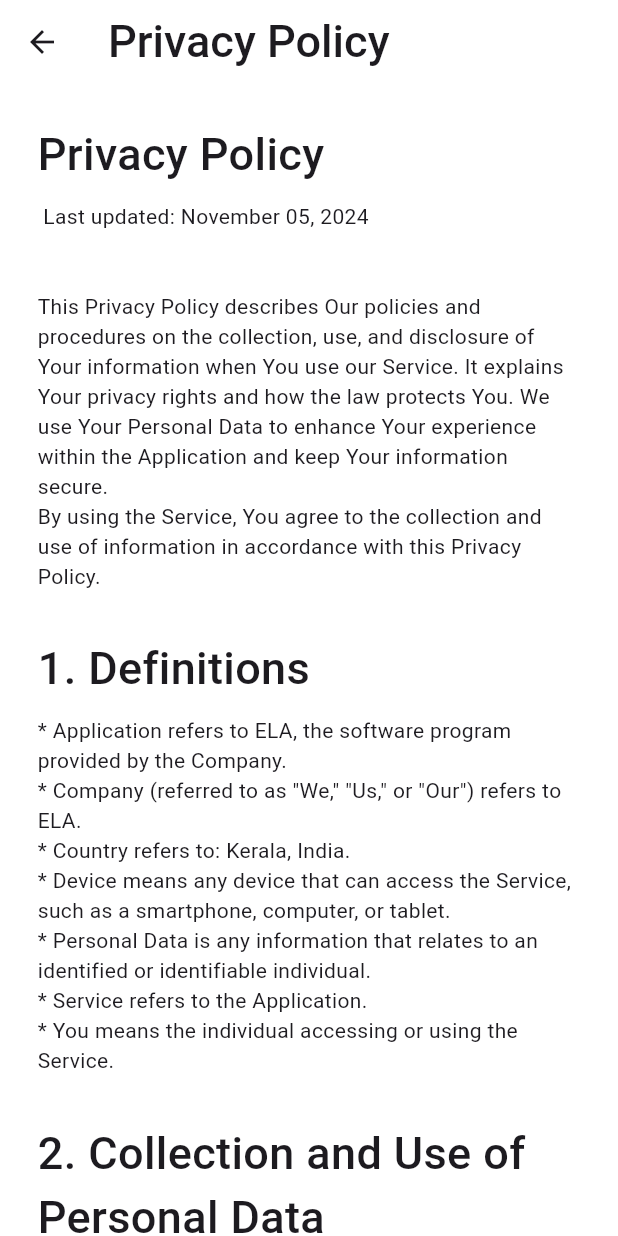
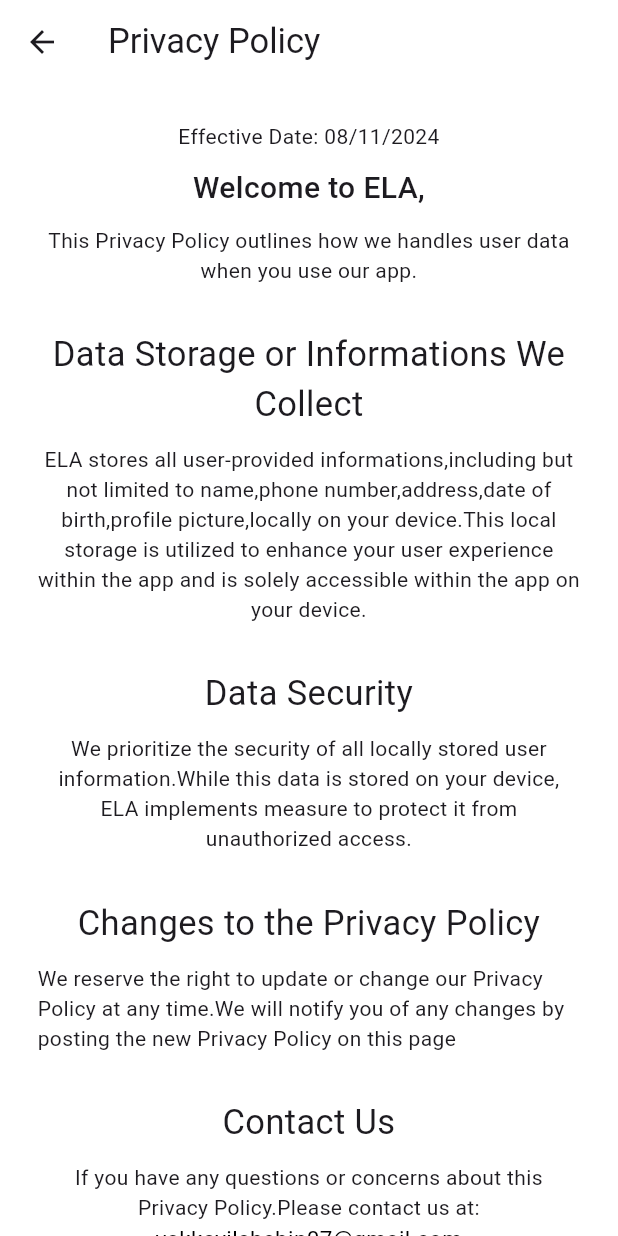
Before and after one commit to Muhammed-shebin-v/ELA--journal, a Flutter app: the PrivacyPolicy screen opened directly, on a phone screen of 412 x 824 dp. Run offline on Flutter 3.47's test engine with Material 3 defaults, Android fonts, the phone set to English and light mode, and no system bars; our stand-ins replace animated_notch_bottom_bar, carousel_slider, file_picker, gap, google_fonts, hive and 5 more; missing offline and left inert: bottom_picker; accounts and stored records are empty.

Commit message:
saturday morning

```diff
--- a/lib/view/home.dart
+++ b/lib/view/home.dart
@@ -1,5 +1,5 @@
 import 'dart:async';
-import 'package:new_ela/view/widget/quote.dart';
+import 'package:new_ela/controllers/quote.dart';
 import 'package:new_ela/controllers/read_goal.dart';
 import 'package:new_ela/controllers/sleep_goal.dart';
 import 'package:new_ela/controllers/todo_function.dart';
--- a/lib/view/splash.dart
+++ b/lib/view/splash.dart
@@ -51,7 +51,7 @@ class _SplashScreenState extends State<SplashScreen> {
               children: [
                 SizedBox(
                   child: Image.asset(
-                      'assets/images/9f93ae8f39417cd575e735bf5f1b1505.jpg',width: 200,height: 200,),
+                      'assets/images/ela_icon.JPG',width: 200,height: 200,),
                 ),
                Text(
                   'ELA', style: GoogleFonts.kalnia(fontSize: 40),
--- a/lib/view/widget/about.dart
+++ b/lib/view/widget/about.dart
@@ -1,3 +1,4 @@
+import 'package:new_ela/view/theme/app_color.dart';
 import 'package:new_ela/view/theme/app_textstyle.dart';
 import 'package:flutter/material.dart';
 void elaaboutDialog(context) {
@@ -5,18 +6,21 @@ void elaaboutDialog(context) {
         context: context,
         builder: (BuildContext context) => AlertDialog(
               title: const Text('About ELA'),
+
               content: const Text(
                 '''
 Welcome to ELA, your personal diary typing app designed to help you organize your thoughts and track your daily activities effortlessly. ELA provides a minimalistic and user-friendly interface, making it easy for you to focus on what truly matters.
 
 Key Features:
-Diary Entries: Capture your thoughts and memories with ease. Write, edit, and revisit your diary entries whenever you want.
-Bucket List: Keep track of your dreams and aspirations. Add items to your bucket list and mark them off as you achieve them.
-To-Do List: Stay organized with our simple to-do list feature. Add tasks, set priorities, and check them off as you complete them.
-Daily Goals: Set and manage your daily goals to help you stay focused and motivated. Track your progress and celebrate your achievements.
-Daily Moods: Reflect on your emotions by recording your daily moods. Gain insights into your emotional well-being over time.
-ELA is designed for simplicity and functionality, allowing you to express yourself and stay organized without unnecessary distractions. Start your journey of self-reflection and personal growth today with ELA!''',
+ - Diary Entries: Capture your thoughts and memories with ease. Write, edit, and revisit your diary entries whenever you want.
+ - Bucket List: Keep track of your dreams and aspirations. Add items to your bucket list and mark them off as you achieve them.
+ - To-Do List: Stay organized with our simple to-do list feature. Add tasks, set priorities, and check them off as you complete them.
+ - Daily Goals: Set and manage your daily goals to help you stay focused and motivated. Track your progress and celebrate your achievements.
+ - Daily Moods: Reflect on your emotions by recording your daily moods. Gain insights into your emotional well-being over time.
+
+ELA is designed for simplicity and functionality, allowing you to express yourself and stay organized without unnecessary distractions.Our mission is to empower individuals like you to take control of your day,enhance productivity,and achieve your goals. Start your journey of self-reflection and personal growth today with ELA!''',
                 style: ElaTextStyle.smallSubTitle,
+                textAlign: TextAlign.center,
               ),
               actions: [
                 TextButton(
@@ -28,6 +32,6 @@ ELA is designed for simplicity and functionality, allowing you to express yourse
                       style: TextStyle(color: Colors.black),
                     )),
               ],
-              backgroundColor: const Color.fromRGBO(245, 255, 210, 1),
+              backgroundColor: ElaColors.white,
             ));
   }
--- a/lib/view/widget/drawer.dart
+++ b/lib/view/widget/drawer.dart
@@ -45,7 +45,7 @@ class CustomDrawer extends StatelessWidget {
               const DrawerItem(text: 'Privacy Policy', screen: PrivacyPolicy()),
               const DrawerItem(text: 'Legal Terms', screen: LegalTerms()),
               const Gap(50),
-              const Text('VERSION - 1.0.2',style: ElaTextStyle.title,),
+              const Text('VERSION - 1.0.4',style: ElaTextStyle.title,),
             ],
           ),
         ),
--- a/lib/view/widget/legal_terms.dart
+++ b/lib/view/widget/legal_terms.dart
@@ -21,73 +21,56 @@ class LegalTerms extends StatelessWidget {
             child: Padding(
               padding: const EdgeInsets.all(20),
                 child: Column(
-                  crossAxisAlignment: CrossAxisAlignment.start,
+                  crossAxisAlignment: CrossAxisAlignment.center,
                   children: [
-Text('''Last Updated: [6-11-2024]
+Text('''Effective Date:08/11/2024
 
-Welcome to ELA ("App", "Service", "we", "our", "us"). These Terms and Conditions govern your use of our application and services. By accessing or using [App Name], you agree to be bound by these Terms and Conditions. If you do not agree with any part of these terms, you may not access the App.''',style: ElaTextStyle.subTitle,),
+Welcome to ELA
+These terms and conditions "Terms" govern your use of ELA , a privacy-focused diary and personal management application''',style: ElaTextStyle.subTitle,),
 const Gap(10),
-const Text('1. Acceptance of Terms',style: ElaTextStyle.privacyheading,),
+const Text('Acceptance of Terms',style: ElaTextStyle.privacyheading,),
 const Gap(10),
-Text('By accessing or using ELA, you agree to be bound by these Terms and Conditions and our Privacy Policy. If you do not agree to all the terms, please do not use our App.',style: ElaTextStyle.subTitle,),
+Text('By downloading, accessing, or using the ELA Application, You agree to be bound by these Terms of Service. If You do not agree with any part of these Terms, you may  not use the Application.',style: ElaTextStyle.subTitle,),
 const Gap(10),
-const Text('2. Eligibility',style: ElaTextStyle.privacyheading,),
+const Text('User Responsibilities ',style: ElaTextStyle.privacyheading,),
 const Gap(10),
-Text('To use ELA, you must be at least 1 years old. By agreeing to these Terms, you represent and warrant that you meet this age requirement.',style: ElaTextStyle.subTitle,),
+Text(''' - You are responsible for maintaining the confidentiality of your account information,the datas are storing inside your device you have the full responsibility.
+ - You agree not to use ELA for any illegal or unathorized purpose.
+''',style: ElaTextStyle.subTitle,),
 const Gap(10),
-const Text('3. Account Registration and Security',style: ElaTextStyle.privacyheading,),
+const Text('Data and Content',style: ElaTextStyle.privacyheading,),
 const Gap(10),
-Text(''' * You may need to create an account to access certain features of the App.
- * You are responsible for maintaining the confidentiality of your account and password.
- * You agree to notify us immediately of any unauthorized use of your account.''',style: ElaTextStyle.subTitle,),
+Text('''- You retain ownership of the data and content you add to ELA.
+- we dont collect,use or share your data for anything and anyone''',style: ElaTextStyle.subTitle,),
  const Gap(10),
- const Text('4. Use of the App',style: ElaTextStyle.privacyheading,),
+ const Text('Prohibited Activities',style: ElaTextStyle.privacyheading,),
  const Gap(10),
- Text('''You agree to use the App only for lawful purposes.
-You will not misuse the App, including but not limited to distributing viruses or other harmful code, conducting unauthorized access, or using the App in a manner that could harm us or third parties.''',style: ElaTextStyle.subTitle,),
+ Text(''' - You agree not to engage in any of the following prohibited activities:
+ - Violating any applicable laws or regulations.
+ - Uploading malicious code or engaging in harmful acativities.''',style: ElaTextStyle.subTitle,),
 const Gap(10),
- const Text('5. User Content',style: ElaTextStyle.privacyheading,),
+ const Text('Termination',style: ElaTextStyle.privacyheading,),
  const Gap(10),
-  Text('''You are responsible for any content you upload, post, or otherwise make available through the App ("User Content").
-You grant us a non-exclusive, royalty-free, transferable license to use, reproduce, modify, and display your User Content in connection with the App.''',style: ElaTextStyle.subTitle,),
+Text('We reserve the right to terminate or suspend your account immediately,without prior notice or liability , for any reason whatsoever, including without limitation if you breach these Terms.',style: ElaTextStyle.subTitle,),
 const Gap(10),
- const Text('6. Privacy Policy',style: ElaTextStyle.privacyheading,),
+ const Text('Security Measures',style: ElaTextStyle.privacyheading,),
  const Gap(10),
-  Text('''Your privacy is important to us. Our Privacy Policy describes how we collect, use, and disclose information. By using ELA, you agree to the terms of our Privacy Policy and consent to the collection, use, and sharing of your information as described in it.''',style: ElaTextStyle.subTitle,),
-  const Gap(10),
- const Text('7. Intellectual Property',style: ElaTextStyle.privacyheading,),
+  Text(''' - The Application uses local storage to store all user data securely .
+- ELA do not transmit or share user data with any third-party services or external entities.
+- Only user have access to the data stored within the Application on Your Device.
+- Our Application is child-friendly and safe for all users,there is no risk as the content is non-harmful and suitable for all ages.
+- We do not collect financial data or any sensitive personal information.''',style: ElaTextStyle.subTitle,),
+const Gap(10),
+ const Text('Changes to Terms',style: ElaTextStyle.privacyheading,),
  const Gap(10),
-  Text('''All content, trademarks, and data on the App, including but not limited to software, graphics, text, images, logos, and trademarks, are our property or the property of our licensors and are protected by intellectual property laws.
-You may not use our intellectual property for any purpose without our prior written permission.''',style: ElaTextStyle.subTitle,),
-const Gap(10),
- const Text('8. Termination',style: ElaTextStyle.privacyheading,),
- const Gap(10),
-   Text('''We reserve the right to terminate or suspend your account at our discretion, without notice, if you violate these Terms and Conditions.
-Upon termination, your right to use the App will cease immediately.''',style: ElaTextStyle.subTitle,),
-const Gap(10),
-    const Text('9. Limitation of Liability',style: ElaTextStyle.privacyheading,),
+   Text('We reserve the right to modify these Terms of Service at any time.We may update these Terms at any time without notice, it is your responsibiliy to review these Terms periodically',style: ElaTextStyle.subTitle,),
+   const Gap(10),
+    const Text('Contact Information',style: ElaTextStyle.privacyheading,),
     const Gap(10),
-  Text('''ELA and its directors, employees, partners, and agents shall not be liable for any indirect, incidental, or punitive damages arising out of your use or inability to use the App.
-In no event shall our liability exceed the amount you paid, if any, to use the App.''',style: ElaTextStyle.subTitle,),
-const Gap(10),
- const Text('10. Indemnification',style: ElaTextStyle.privacyheading,),
- const Gap(10),
-   Text('''You agree to indemnify, defend, and hold us harmless from any claims, damages, losses, or expenses  arising from your use of the App or your violation of these Terms and Conditions.''',style: ElaTextStyle.subTitle,),
-   const Gap(10),
-    const Text('11. Changes to Terms',style: ElaTextStyle.privacyheading,),
-    const Gap(10),
-  Text('''We may update these Terms and Conditions from time to time. We will notify you of any changes by posting the new Terms and Conditions on this page. You are advised to review these Terms periodically for any changes. Your continued use of the App following the posting of changes constitutes your acceptance of those changes.''',style: ElaTextStyle.subTitle,),
-  const Gap(10),
- const Text('12. Governing Law',style: ElaTextStyle.privacyheading,),
- const Gap(10),
-   Text('''These Terms and Conditions are governed by the laws of . Any disputes arising from these Terms or the use of the App will be resolved in the courts of [Jurisdiction].''',style: ElaTextStyle.subTitle,),
-   const Gap(10),
-    const Text('13. Contact Us',style: ElaTextStyle.privacyheading,),
-    const Gap(10),
-   Text('''If you have any questions about these Terms and Conditions, please contact us at:
-
-Email: vakkayilshebin07@gmail.com''',style: ElaTextStyle.subTitle,),
-
+  Text('If You have any questions regarding these Terms of Service, please contact Us at:',style: ElaTextStyle.subTitle,),
+  const Text('''Email: vakkayilshebin07@gmail.com'''),
+  const Gap(20),
+ const Text('Thank you for using ELA',style: ElaTextStyle.privacyheading,),
                   ],
                 )
               ),
--- a/lib/view/widget/privacy_policy.dart
+++ b/lib/view/widget/privacy_policy.dart
@@ -12,79 +12,38 @@ class PrivacyPolicy extends StatelessWidget {
       backgroundColor: ElaColors.white,
         appBar: AppBar(
             title: const Text(
-          'Privacy Policy',style: ElaTextStyle.heading,
+          'Privacy Policy',style: ElaTextStyle.subHeading,
         ),
         backgroundColor: ElaColors.white,),
-        body: const SafeArea(
+        body:  SafeArea(
           child: SingleChildScrollView(
                 child: Padding(
-                  padding: EdgeInsets.all(25.0),
+                  padding: const EdgeInsets.all(25.0),
                   child: Column(
-                    crossAxisAlignment: CrossAxisAlignment.start,
+                    crossAxisAlignment: CrossAxisAlignment.center,
                     children: [
-Text('Privacy Policy',style: ElaTextStyle.heading,),
-Gap(10),
-Text(''' Last updated: November 05, 2024
-
-
-This Privacy Policy describes Our policies and procedures on the collection, use, and disclosure of Your information when You use our Service. It explains Your privacy rights and how the law protects You. We use Your Personal Data to enhance Your experience within the Application and keep Your information secure.
-By using the Service, You agree to the collection and use of information in accordance with this Privacy Policy.'''),
-Gap(30),
-Text('1. Definitions',style: ElaTextStyle.heading,),
-Gap(10),
-Text('''* Application refers to ELA, the software program provided by the Company.
-* Company (referred to as "We," "Us," or "Our") refers to ELA.
-* Country refers to: Kerala, India.
-* Device means any device that can access the Service, such as a smartphone, computer, or tablet.
-* Personal Data is any information that relates to an identified or identifiable individual.
-* Service refers to the Application.
-* You means the individual accessing or using the Service.'''),
-Gap(30),
-Text('2. Collection and Use of Personal Data',style: ElaTextStyle.heading,),
-Gap(10),
-Text('''We collect limited personal information to improve Your experience within the Application. The following types of data may be collected:
-  * Personal Data: When using our Service, we may ask You to provide certain personally identifiable information that can be used to identify or contact You. This information may include:
-      * Username
-      * Address
-      * Phone number
-      * Profile image
-      * Date of birth
-This data is collected solely to enhance Your experience within the Application by allowing You to view and manage Your own details. We do not share this information with any other users or third parties. If You do not wish to provide this data, You may enter dummy information, as it is only used for display within the Application.
-'''),
-Text('  * Usage Data: We may collect information automatically about how the Service is accessed and used. This data helps us understand usage patterns but does not identify You personally.'),
-Gap(30),
-Text('3. Local Storage and Security Measures',style: ElaTextStyle.heading),
-Gap(10),
-Text('All data provided by You is stored locally on Your Device using the Hive database. Hive is a local storage database, meaning Your data is only accessible on the specific Device where it was entered. Your data is not shared, stored, or transferred to any external server or third-party service, ensuring that only You have access to Your information.'),
-Gap(30),
-Text('4. Retention of Personal Data',style: ElaTextStyle.heading),
-Gap(10),
-Text('The Company will retain Your Personal Data only for as long as You use the Application on Your Device. You have full control over the data and can delete or update it as desired'),
-Gap(30),
-Text('5. Security of Personal Data',style: ElaTextStyle.heading),
-Gap(10),
-Text('We prioritize the security of Your Personal Data. However, please remember that no method of electronic storage is completely secure. While We strive to use reasonable means to protect Your data, we cannot guarantee absolute security.'),
-Gap(30),
-Text('6. Your Rights to Manage Your Data',style: ElaTextStyle.heading),
-Gap(10),
-Text('You may access, update, or delete Your data at any time within the Application. If You choose not to provide certain information, it will not impact Your use of the core features of the Application.'),
-Gap(30),
-Text("7. Children's Privacy",style: ElaTextStyle.heading),
-Gap(10),
-Text('Our Service does not address anyone under the age of 13. We do not knowingly collect information from anyone under 13. If we learn that a child under 13 has provided Us with Personal Data, we will take steps to delete it from our systems.'),
-Gap(30),
-Text('8. Links to Other Sites',style: ElaTextStyle.heading),
-Gap(10),
-Text('Our Service does not contain links to third-party sites.'),
-Gap(30),
-Text('9. Changes to This Privacy Policy',style: ElaTextStyle.heading),
-Gap(10),
-Text('We may update Our Privacy Policy from time to time. Changes will be effective when posted on this page.'),
-Gap(30),
-Text('10. Contact Us',style: ElaTextStyle.heading),
-Gap(10),
-Text('''If You have any questions about this Privacy Policy, You can contact us:
-By email: vakkayilshebin07@gmail.com'''),
+const Text('Effective Date: 08/11/2024',textAlign: TextAlign.center,),
+const Gap(10),
+const Text('Welcome to ELA,',textAlign: TextAlign.center,style: ElaTextStyle.title,),
+const Gap(10),
+const Text('This Privacy Policy outlines how we handles user data when you use our app.',textAlign: TextAlign.center,),
+const Gap(30),
+const Text('Data Storage or Informations We Collect',style: ElaTextStyle.subHeading,textAlign: TextAlign.center,),
+const Gap(10),
+const Text('ELA stores all user-provided informations,including but not limited to name,phone number,address,date of birth,profile picture,locally on your device.This local storage is utilized to enhance your user experience within the app and is solely accessible within the app on your device.',textAlign: TextAlign.center,),
+const Gap(30),
+const Text('Data Security',style: ElaTextStyle.subHeading,textAlign: TextAlign.center,),
+const Gap(10),
+const Text('We prioritize the security of all locally stored user information.While this data is stored on your device,  ELA implements measure to protect it from unauthorized access.',textAlign: TextAlign.center,),
+const Gap(30),
+const Text('Changes to the Privacy Policy',style: ElaTextStyle.subHeading,textAlign: TextAlign.center,),
+const Gap(10),
+const Text('We reserve the right to update or change our Privacy Policy at any time.We will notify you of any changes by posting the new Privacy Policy on this page'),
+const Gap(30),
+const Text('Contact Us',style: ElaTextStyle.subHeading,textAlign: TextAlign.center,),
+const Gap(10),
+const Text('If you have any questions or concerns about this Privacy Policy.Please contact us at:',textAlign: TextAlign.center,),
+Text('vakkayilshebin07@gmail.com',style: ElaTextStyle.subTitle,textAlign: TextAlign.center,),
                     ],
 
                   ),
--- a/pubspec.yaml
+++ b/pubspec.yaml
@@ -16,7 +16,7 @@ publish_to: 'none' # Remove this line if you wish to publish to pub.dev
 # https://developer.apple.com/library/archive/documentation/General/Reference/InfoPlistKeyReference/Articles/CoreFoundationKeys.html
 # In Windows, build-name is used as the major, minor, and patch parts
 # of the product and file versions while build-number is used as the build suffix.
-version: 1.0.3+1
+version: 1.0.4+1
 
 environment:
   sdk: ^3.0.0
```
Also changed, not shown: assets/images/ela_icon.JPG (renamed from assets/images/9f93ae8f39417cd575e735bf5f1b1505.jpg), lib/controllers/quote.dart (renamed from lib/view/widget/quote.dart), 2 other files.
